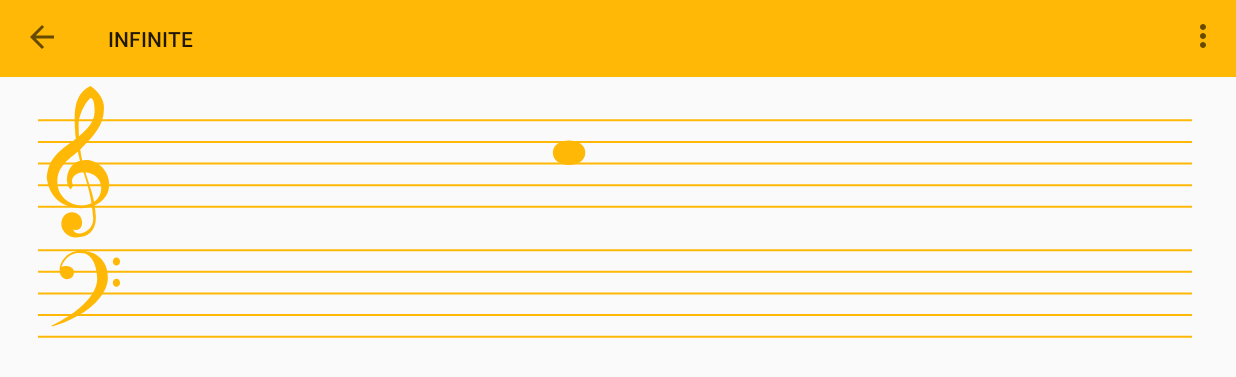
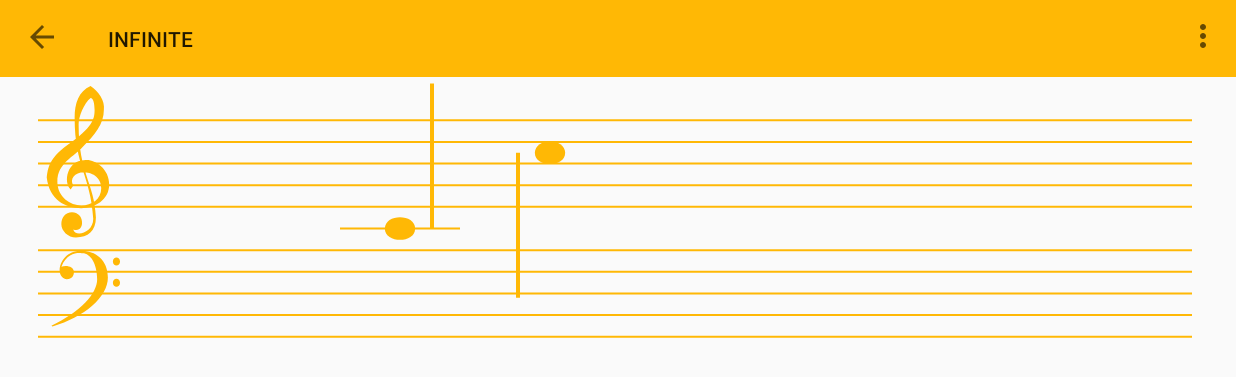
Before and after one commit to nicoletangsy/INFINITE, an Android app: the screen it shows after launch (PianoSheet), after a tap on "SETTING", on a phone screen of 824 x 412 dp (held sideways). Shown: the top 377 px of the screen. Run offline under Robolectric (Android 15) with nearby library versions, the phone set to English and light mode, and no system bars; libraries missing offline, so code that uses them is left out: android.app.

Commit message:
added multiple note

```diff
--- a/app/src/main/java/comnicoletangsyinfinite/httpsgithub/infinite/Notes.java
+++ b/app/src/main/java/comnicoletangsyinfinite/httpsgithub/infinite/Notes.java
@@ -1,13 +1,166 @@
 package comnicoletangsyinfinite.httpsgithub.infinite;
 
-public class Notes {
+import android.content.Context;
+import android.content.res.Resources;
+import android.graphics.Canvas;
+import android.graphics.Matrix;
+import android.graphics.Paint;
+import android.graphics.Path;
+import android.graphics.RectF;
+import android.util.Log;
+import android.view.View;
+
+public class Notes extends View {
     private int note;
     private int speed;
+    private Resources resources;
+    private int textColour;
+    private Paint paint;
+    private float lineHeight;
+    private float lineWidth;
+    private float margin;
+    private Path notepath;
+    private Canvas canvas;
+    private Paint paintTail;
+    // Note head
+    private static final float hd[][] =
+            {
+                    {8.0f, 0.0f},
+                    {8.0f, 8.0f},
+                    {-8.0f, 8.0f},
+                    {-8.0f, 0.0f},
+                    {-8.0f, -8.0f},
+                    {8.0f, -8.0f},
+                    {8.0f, 0.0f}
+            };
 
-    public Notes(int note, int speed){
-        this.note = note;
-        this.speed = speed;
+    private static final int OCTAVE = 12;
+
+    private static final String sharps[] =
+            {
+                    "",
+                    "\u266F",
+                    "",
+                    "\u266D",
+                    "",
+                    "",
+                    "\u266F",
+                    "",
+                    "\u266D",
+                    "",
+                    "\u266D",
+                    ""
+
+            };
+
+    // Scale offsets
+    private static final int offset[] =
+            {
+                    0, 0, 1, 2, 2, 3,
+                    3, 4, 5, 5, 6, 6};
+
+
+    public Notes(Context context){
+        super(context);
+         resources = getResources();
+         textColour = context.getResources().getColor(R.color.colorPrimary);
+        paint = new Paint();
+
 
     }
 
+
+
+    public Canvas createNote(float lineWidth, float lineHeight,int margin, int note, int speed,Canvas canvas, Paint paint) {
+        this.note = note;
+        this.canvas = canvas;
+        this.paint = paint;
+
+        // Note head
+        notepath = new Path();
+        notepath.moveTo(hd[0][0], hd[0][1]);
+
+        for (int i = 1; i < hd.length; i += 3){
+            notepath.cubicTo(hd[i][0], hd[i][1],
+                    hd[i + 1][0], hd[i + 1][1],
+                    hd[i + 2][0], hd[i + 2][1]);
+            Log.v("heyhey",""+hd[i][0]+"," +hd[i][1]+",,"+
+                    hd[i + 1][0]+","+ hd[i + 1][1]+",,"+
+                    hd[i + 2][0]+","+ hd[i + 2][1]);}
+
+        RectF bounds = new RectF();
+
+        // Scale note head
+        notepath.computeBounds(bounds, false);
+        float scale = (lineHeight * 1.4f) / (bounds.top - bounds.bottom);
+        Matrix matrix = new Matrix();
+        matrix.setScale(-scale, scale);
+        notepath.transform(matrix);
+
+        paintTail = new Paint();
+
+        paintTail.setStrokeWidth(4);
+        paintTail.setColor(textColour);
+        paintTail.setStyle(Paint.Style.FILL);
+        paintTail.setTextSize(lineHeight * 4);
+        paintTail.setTextAlign(Paint.Align.LEFT);
+//
+
+
+        // Calculate transform for note
+        float xBase = lineWidth * 14;
+        float yBase = lineHeight * 14;
+        int index = (note + OCTAVE) % OCTAVE;
+        int octave = note / OCTAVE;
+
+        float dx = (octave * lineWidth * 3.5f) +
+                (offset[index] * (lineWidth / 2));
+        float dy = (octave * lineHeight * 3.5f) +
+                (offset[index] * (lineHeight / 2));
+
+        // Translate canvas
+        canvas.translate(0, yBase - dy);
+
+        if(note == 48){
+            drawLeger();}
+
+        // Draw note and accidental
+        canvas.drawPath(notepath, paint);
+        canvas.drawText(sharps[index], -lineWidth,
+                lineHeight / 2, paint);
+
+        if((note>=48&&note<60)||note<36)
+            drawUptail();
+        else
+            drawDowntail();
+
+        // Translate canvas
+        canvas.translate(150, -(yBase - dy));
+
+        return canvas;
+    }
+
+    protected void drawLeger(){
+        canvas.drawLine(-60, 0,
+                    60, 0, paint);
+    }
+
+    protected void drawUptail(){
+
+
+        canvas.drawLine(32, 0,
+                32, -145, paintTail);
+    }
+
+    protected void drawDowntail(){
+        canvas.drawLine(-32, 0,
+                -32, 145, paintTail);
+    }
+    // On draw
+    @Override
+    protected void onDraw(Canvas canvas)
+    {
+        super.onDraw(canvas);
+
+    }
 }
--- a/app/src/main/java/comnicoletangsyinfinite/httpsgithub/infinite/PianoSheetView.java
+++ b/app/src/main/java/comnicoletangsyinfinite/httpsgithub/infinite/PianoSheetView.java
@@ -1,5 +1,6 @@
 package comnicoletangsyinfinite.httpsgithub.infinite;
 
+import android.animation.ObjectAnimator;
 import android.content.Context;
 import android.content.res.Resources;
 import android.graphics.Canvas;
@@ -13,6 +14,8 @@ import android.util.Log;
 import android.view.View;
 import android.content.res.TypedArray;
 
+import java.util.ArrayList;
+
 public class PianoSheetView extends View {
 
         private Paint paint;
@@ -25,7 +28,7 @@ public class PianoSheetView extends View {
         private int width;
         private int height;
 
-
+    private int allNotes[][]={{48,4},{60,4}};
     private static final String TAG = "Staff";
 
     private static final int OCTAVE = 12;
@@ -230,41 +233,33 @@ public class PianoSheetView extends View {
         tclef = new Path();
         tclef.moveTo(tc[0][0], tc[0][1]);
         tclef.lineTo(tc[1][0], tc[1][1]);
-            Log.v("bye",""+tc[1][0]+","+tc[1][1]);
         for (int i = 2; i < tc.length; i += 3) {
             tclef.cubicTo(tc[i][0], tc[i][1],
                     tc[i + 1][0], tc[i + 1][1],
                     tc[i + 2][0], tc[i + 2][1]);
-                Log.v("byebye", "" + tc[i][0] + "," + tc[i][1] + ",," + tc[i + 1][0] + "," + tc[i + 1][1] + ",," + tc[i + 2][0] + "," + tc[i + 2][1]);
         }
 
         // Bass clef
         bclef = new Path();
         bclef.moveTo(bc[0][0], bc[0][1]);
-            Log.v("HelloMoveto1",""+bc[0][0]+","+bc[0][1]);
         for (int i = 1; i < 28; i += 3){
             bclef.cubicTo(bc[i][0], bc[i][1],
                     bc[i + 1][0], bc[i + 1][1],
                     bc[i + 2][0], bc[i + 2][1]);
-                Log.v("HelloCubic1",""+bc[i][0]+","+bc[i][1]+",,"+bc[i+1][0]+","+bc[i+1][1]+",,"+bc[i+2][0]+","+bc[i+2][1]);
         }
 
         bclef.moveTo(bc[28][0], bc[28][1]);
-            Log.v("HelloMoveto2",""+bc[28][0]+","+bc[28][1]);
         for (int i = 29; i < 35; i += 3){
             bclef.cubicTo(bc[i][0], bc[i][1],
                     bc[i + 1][0], bc[i + 1][1],
                     bc[i + 2][0], bc[i + 2][1]);
-            Log.v("HelloCubic1",""+bc[i][0]+","+bc[i][1]+",,"+bc[i+1][0]+","+bc[i+1][1]+",,"+bc[i+2][0]+","+bc[i+2][1]);
         }
 
         bclef.moveTo(bc[35][0], bc[35][1]);
-            Log.v("HelloMoveto3",""+bc[35][0]+","+bc[35][1]);
         for (int i = 36; i < bc.length; i += 3){
             bclef.cubicTo(bc[i][0], bc[i][1],
                     bc[i + 1][0], bc[i + 1][1],
                     bc[i + 2][0], bc[i + 2][1]);
-            Log.v("HelloCubic1",""+bc[i][0]+","+bc[i][1]+",,"+bc[i+1][0]+","+bc[i+1][1]+",,"+bc[i+2][0]+","+bc[i+2][1]);
         }
 
         // Note head
@@ -289,7 +284,6 @@ public class PianoSheetView extends View {
         // Scale bass clef
         bclef.computeBounds(bounds, false);
         scale = (lineHeight * 3.5f) / (bounds.top - bounds.bottom);
-            Log.v("scale",""+scale+","+bounds.top+","+bounds.bottom);
         matrix.reset();
         matrix.setScale(-scale, scale);
         matrix.postTranslate(margin + lineHeight, lineHeight * 5.4f);
@@ -305,16 +299,10 @@ public class PianoSheetView extends View {
 
     // On draw
     @Override
-        protected void onDraw(Canvas canvas)
-        {
+    protected void onDraw(Canvas canvas) {
         super.onDraw(canvas);
 
-//            // Don't draw if no audio
-//            if (audio == null)
-//                return;
-
         // Set up paint
-
         paint.setStrokeWidth(2);
         paint.setColor(textColour);
         paint.setStyle(Paint.Style.FILL);
@@ -323,8 +311,7 @@ public class PianoSheetView extends View {
 
         // Draw staff
         canvas.translate(0, height / 2f);
-            for (int i = 1; i < 6; i++)
-            {
+        for (int i = 1; i < 6; i++) {
             canvas.drawLine(margin, i * lineHeight,
                     width - margin, i * lineHeight, paint);
             canvas.drawLine(margin, i * -lineHeight,
@@ -332,7 +319,7 @@ public class PianoSheetView extends View {
         }
 
         // Draw leger lines
-////            canvas.drawLine((width / 2) - (lineWidth * 0.5f), 0,
+//       canvas.drawLine((width / 2) - (lineWidth * 0.5f), 0,
 ////                    (width / 2) + (lineWidth * 0.5f), 0, paint);
 ////
 ////            canvas.drawLine((width / 2) + (lineWidth * 5.5f),
@@ -345,48 +332,26 @@ public class PianoSheetView extends View {
 ////                    (width / 2) - (lineWidth * 6.5f),
 ////                    lineHeight * 6, paint);
 
-////             Draw treble and bass clef
+        // Draw treble and bass clef
         canvas.drawPath(tclef, paint);
         canvas.drawPath(bclef, paint);
 
-            // Calculate transform for note
-            float xBase = lineWidth * 14;
-            float yBase = lineHeight * 14;
-            //note 60 = C5, 48 = C4
-            int note = 60;
-            int index = (note + OCTAVE) % OCTAVE;
-            int octave = note / OCTAVE;
+        // Translate canvas from C4 position
+        canvas.translate(400, 0);
 
-                float dx = (octave * lineWidth * 3.5f) +
-                        (offset[index] * (lineWidth / 2));
-                float dy = (octave * lineHeight * 3.5f) +
-                        (offset[index] * (lineHeight / 2));
-
-                // Translate canvas
-                canvas.translate((300) - xBase + dx, yBase - dy);
-                Log.v("immmm",""+((300) - xBase + dx)+""+ (yBase - dy));
-
-                // Draw note and accidental
-
-                canvas.drawPath(hnote, paint);
-                canvas.drawText(sharps[index], -lineWidth,
-                        lineHeight / 2, paint);
-
-
-//            // Translate canvas
-//            canvas.translate((200) - xBase + dx, 0);
-//            Log.v("immmm",""+((200) - xBase + dx)+""+ (yBase - dy));
-//
-//
-//            // Draw note and accidental
-//
-//            canvas.drawPath(hnote, paint);
-//            canvas.drawText(sharps[index], -lineWidth,
-//                    lineHeight / 2, paint);
-
-
+        ArrayList<Notes> notesArrayList = new ArrayList<>();
+        for (int i = 0; i <allNotes.length; i++) {
+            notesArrayList.add(new Notes(this.getContext()));
+            canvas = notesArrayList.get(i).createNote(lineWidth, lineHeight, margin, allNotes[i][0], 4, canvas, paint);
 
         }
-
-
+        float translationX = notesArrayList.get(0).getTranslationX();
+        Log.v("translationx",""+translationX);
+        ObjectAnimator valueAnimator = ObjectAnimator.ofFloat(notesArrayList.get(0), "translationX", 200);
+        Log.v("did you have something",""+valueAnimator.toString());
+        valueAnimator.setDuration(2000);
+        valueAnimator.start();
+        translationX = notesArrayList.get(0).getTranslationX();
+        Log.v("translationx",""+translationX);
     }
+}
```
Lines whose indentation alone changed are shown as unchanged.
